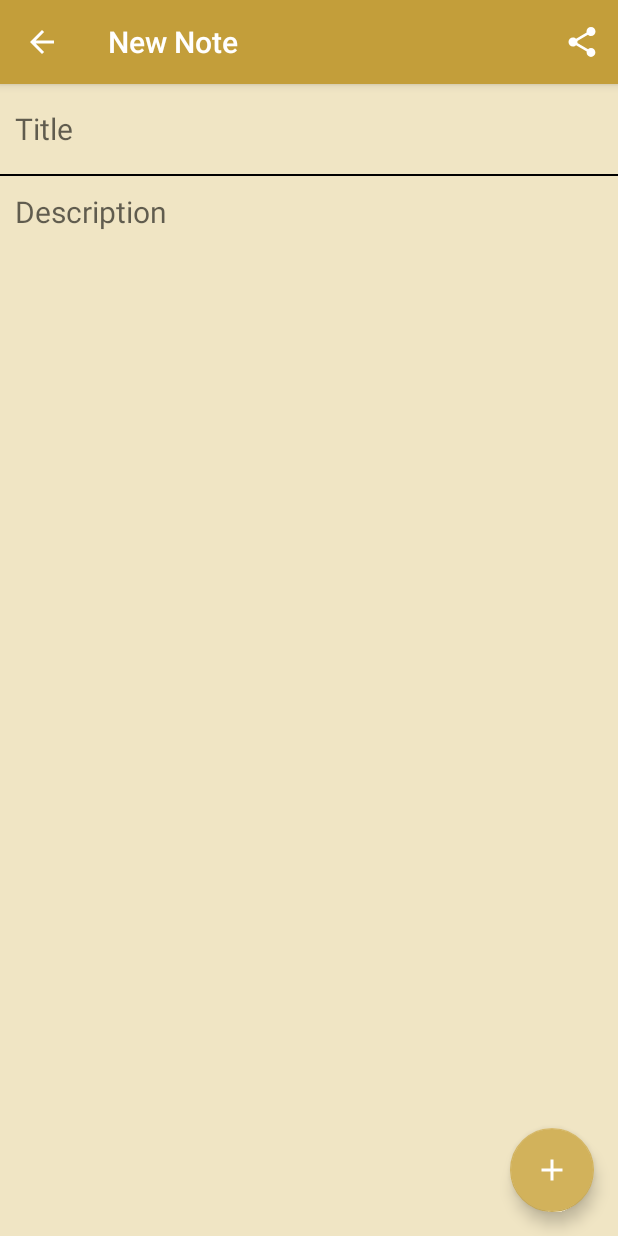
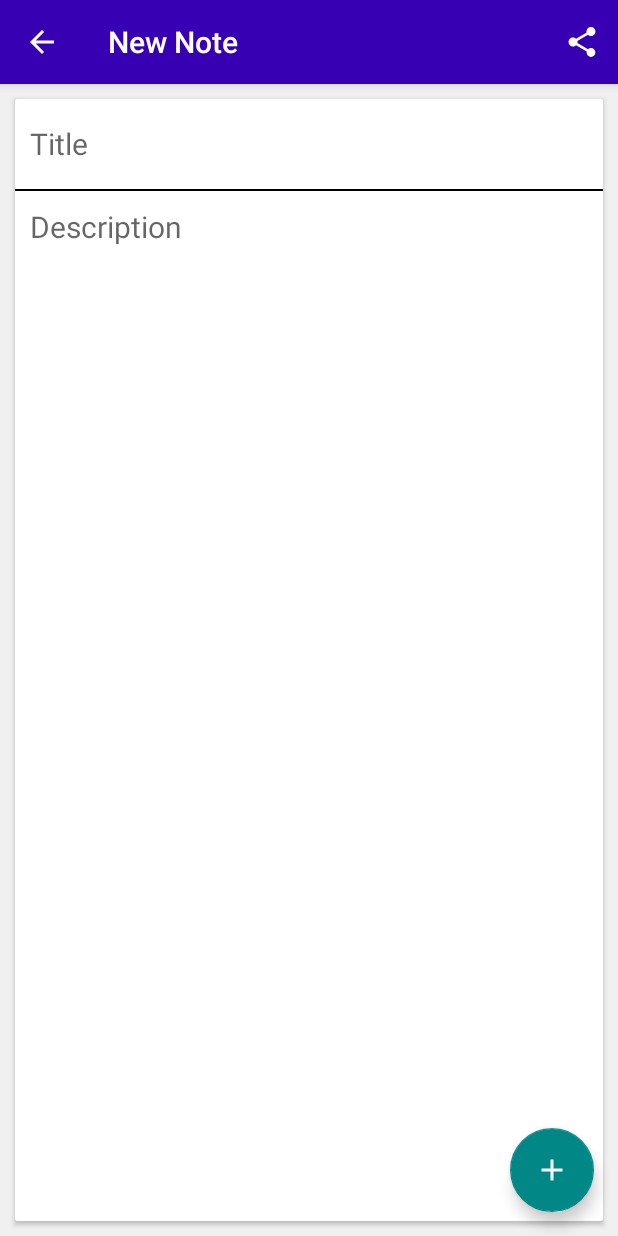
Before and after one commit to JamalAartsen/Notique, an Android app: the screen it shows after launch (AddNote), after a tap on an icon or button, on a phone screen of 412 x 824 dp. Run offline under Robolectric (Android 15) with nearby library versions, the phone set to English and light mode, and no system bars; our stand-ins replace Room's generated code; 2 other taps on this screen came first.

Commit message:
Undo functie toegevoegd. Delete single item functie toegevoegd. textview wanneer Recyclerview leeg is. Layout kleuren veranderd.

```diff
--- a/app/src/main/java/com/example/quicknote/AddNote.kt
+++ b/app/src/main/java/com/example/quicknote/AddNote.kt
@@ -24,7 +24,7 @@ class AddNote : AppCompatActivity() {
             supportActionBar?.setDisplayShowHomeEnabled(true)
         }
 
-        val currentDate: String = SimpleDateFormat("dd-MM-yyyy", Locale.getDefault()).format(Date())
+        val currentDate: String = SimpleDateFormat(getString(R.string.date_format), Locale.getDefault()).format(Date())
 
         fab.setOnClickListener {
             val note = Note(0, title_add_note.text.toString(), description_add_note.text.toString(), currentDate)
@@ -32,8 +32,7 @@ class AddNote : AppCompatActivity() {
                 putExtra(SEND_NOTE_DATA, note)
             }
 
-            Toast.makeText(this, "Note is added!", Toast.LENGTH_SHORT).show()
-
+            Toast.makeText(this, R.string.note_added, Toast.LENGTH_SHORT).show()
             setResult(Activity.RESULT_OK, intentSendData)
         }
     }
--- a/app/src/main/java/com/example/quicknote/MainActivity.kt
+++ b/app/src/main/java/com/example/quicknote/MainActivity.kt
@@ -2,23 +2,15 @@ package com.example.quicknote
 
 import android.app.Activity
 import android.app.AlertDialog
-import android.app.SearchManager
-import android.content.Context
 import android.content.Intent
 import android.os.Bundle
-import android.util.Log
-import android.view.GestureDetector
+import android.view.*
 import android.view.GestureDetector.SimpleOnGestureListener
-import android.view.Menu
-import android.view.MenuItem
-import android.view.MotionEvent
-import android.view.inputmethod.EditorInfo
 import android.widget.Toast
 import androidx.appcompat.app.AppCompatActivity
 import androidx.appcompat.widget.SearchView
 import androidx.lifecycle.Observer
 import androidx.lifecycle.ViewModelProvider
-import androidx.recyclerview.widget.ItemTouchHelper
 import androidx.recyclerview.widget.RecyclerView
 import androidx.recyclerview.widget.StaggeredGridLayoutManager
 import kotlinx.android.synthetic.main.activity_main.*
@@ -30,11 +22,9 @@ import kotlin.collections.ArrayList
 class MainActivity : AppCompatActivity(), RecyclerView.OnItemTouchListener {
 
     private var notes: MutableList<Note> = ArrayList()
-    var db = NoteRoomDatabase
     private var noteAdapter: NoteAdapter? = null
     private lateinit var noteViewModel: NoteViewModel
     private lateinit var gestureDetector: GestureDetector
-    private var modifyPosition = 0
     private lateinit var items: ArrayList<String>
 
     override fun onCreate(savedInstanceState: Bundle?) {
@@ -42,19 +32,34 @@ class MainActivity : AppCompatActivity(), RecyclerView.OnItemTouchListener {
         setContentView(R.layout.activity_main)
         setSupportActionBar(toolbar)
 
-        recyclerView.setHasFixedSize(true)
-        recyclerView.layoutManager =
-            StaggeredGridLayoutManager(1, StaggeredGridLayoutManager.VERTICAL)
-        recyclerView.adapter = NoteAdapter(notes, this, object : OnDeleteClickListener {
-            override fun onDeleteClick(position: Int) {
-                TODO("not implemented") //To change body of created functions use File | Settings | File Templates.
+
+        toolbar.setNavigationIcon(R.drawable.ic_clip)
+
+        recyclerView.apply {
+            setHasFixedSize(true)
+            layoutManager = StaggeredGridLayoutManager(2, StaggeredGridLayoutManager.VERTICAL)
+            adapter = NoteAdapter(notes, applicationContext, object : OnClickListener {
+                override fun onLongPressDelete(position: Int) {
+
+                }
+            }, object : InsertDeleteNote {
+                override fun insertDeletedNote(position: Int, note: Note) {
+
                 }
             })
+        }
 
         noteViewModel = ViewModelProvider(this).get(NoteViewModel::class.java)
         noteViewModel.allNotes.observe(this, Observer<MutableList<Note>> { notes ->
             this.notes = notes
             updateUI()
+            if (notes.isEmpty()) {
+                recyclerView.visibility = View.GONE
+                textView.visibility = View.VISIBLE
+            } else {
+                recyclerView.visibility = View.VISIBLE
+                textView.visibility = View.GONE
+            }
         })
 
         fab.setOnClickListener {
@@ -69,43 +74,20 @@ class MainActivity : AppCompatActivity(), RecyclerView.OnItemTouchListener {
         })
 
         recyclerView.addOnItemTouchListener(this)
-
-        val simpleItemTouchCallback: ItemTouchHelper.SimpleCallback = object :
-            ItemTouchHelper.SimpleCallback(0, ItemTouchHelper.LEFT or ItemTouchHelper.RIGHT) {
-            override fun onMove(
-                recyclerView: RecyclerView,
-                viewHolder: RecyclerView.ViewHolder,
-                target: RecyclerView.ViewHolder
-            ): Boolean {
-                return false
-            }
-
-            //Called when a user swipes left or right on a ViewHolder
-            override fun onSwiped(
-                viewHolder: RecyclerView.ViewHolder,
-                swipeDir: Int
-            ) { //Get the index corresponding to the selected position
-                val position = viewHolder.adapterPosition
-                noteViewModel.delete(notes[position])
-                notes.removeAt(position)
-                noteAdapter?.notifyItemRemoved(position)
-                updateUI()
-            }
-        }
-
-        val itemTouchHelper = ItemTouchHelper(simpleItemTouchCallback)
-        itemTouchHelper.attachToRecyclerView(recyclerView)
     }
 
     private fun updateUI() {
         if (noteAdapter == null) {
-            noteAdapter = NoteAdapter(notes, applicationContext, object : OnDeleteClickListener {
-                override fun onDeleteClick(position: Int) {
-                    Toast.makeText(applicationContext, "$position + Jamal", Toast.LENGTH_SHORT).show()
+            noteAdapter = NoteAdapter(notes, applicationContext, object : OnClickListener {
+                override fun onLongPressDelete(position: Int) {
                     noteViewModel.delete(notes[position])
                     notes.removeAt(position)
                     noteAdapter?.notifyItemRemoved(position)
-                    updateUI()
+
+                }
+            }, object : InsertDeleteNote {
+                override fun insertDeletedNote(position: Int, note: Note) {
+                    noteViewModel.insert(note)
                 }
             })
             recyclerView.adapter = noteAdapter
@@ -115,41 +97,33 @@ class MainActivity : AppCompatActivity(), RecyclerView.OnItemTouchListener {
     }
 
     override fun onCreateOptionsMenu(menu: Menu): Boolean {
-        // Inflate the menu; this adds items to the action bar if it is present.
         menuInflater.inflate(R.menu.menu_main, menu)
         menu.findItem(R.id.action_share).apply {
             isVisible = false // Hide item for this activity
         }
 
-        val manager = getSystemService(Context.SEARCH_SERVICE) as SearchManager
         val searchItem = menu.findItem(R.id.action_search)
+        if (searchItem != null) {
             val searchView = searchItem.actionView as SearchView
-
-        searchView.imeOptions = EditorInfo.IME_ACTION_DONE
-
-        searchView.setOnQueryTextListener(object :
-            SearchView.OnQueryTextListener {
-            override fun onQueryTextSubmit(query: String): Boolean {
+            searchView.setOnQueryTextListener(object : SearchView.OnQueryTextListener {
+                override fun onQueryTextSubmit(query: String?): Boolean {
                     return false
                 }
 
-            override fun onQueryTextChange(newText: String): Boolean {
+                override fun onQueryTextChange(newText: String?): Boolean {
+                    newText?.let { noteAdapter?.filter(it) }
                     return false
                 }
             })
+        }
 
         return true
     }
 
     override fun onOptionsItemSelected(item: MenuItem): Boolean {
-        if (item.itemId == R.id.action_delete_notes) {
-            popUpDialogDeleteAllNotes()
-            return true
-        }
-
-        if (item.itemId == R.id.action_filter_list) {
-            showFilterDialog()
-            return true
+        when(item.itemId) {
+            R.id.action_delete_notes -> popUpDialogDeleteAllNotes()
+            R.id.action_filter_list -> showFilterDialog()
         }
 
         return super.onOptionsItemSelected(item)
@@ -175,7 +149,7 @@ class MainActivity : AppCompatActivity(), RecyclerView.OnItemTouchListener {
     }
 
     override fun onTouchEvent(rv: RecyclerView, e: MotionEvent) {
-        TODO("not implemented") //To change body of created functions use File | Settings | File Templates.
+
     }
 
     override fun onInterceptTouchEvent(rv: RecyclerView, e: MotionEvent): Boolean {
@@ -184,9 +158,6 @@ class MainActivity : AppCompatActivity(), RecyclerView.OnItemTouchListener {
 
         if (child != null && gestureDetector.onTouchEvent(e)) {
             val intentEditNote = Intent(this, EditNote::class.java).apply {
-                if (noteAdapterPosition != null) {
-                    modifyPosition = noteAdapterPosition
-                }
                 putExtra(SEND_DATA_EDIT_NOTE, noteAdapterPosition?.let { notes[it] })
             }
             startActivityForResult(intentEditNote, EDIT_REQUEST_CODE)
@@ -196,29 +167,35 @@ class MainActivity : AppCompatActivity(), RecyclerView.OnItemTouchListener {
     }
 
     override fun onRequestDisallowInterceptTouchEvent(disallowIntercept: Boolean) {
-        TODO("not implemented") //To change body of created functions use File | Settings | File Templates.
+
     }
 
     private fun sortNotes(item: String) {
-        if (item == getString(R.string.ascending)) { notes.sortWith(Comparator { o1, o2 -> o1.titleNote.toString().compareTo(o2.titleNote.toString()) })
+        if (item == getString(R.string.ascending)) {
+            notes.sortWith(Comparator { o1, o2 -> o1.titleNote.toString().compareTo(o2.titleNote.toString()) })
             updateUI()
-        } else if (item == getString(R.string.descending)) { notes.sortWith(Comparator { o1, o2 -> o2.titleNote.toString().compareTo(o1.titleNote.toString()) })
+        } else if (item == getString(R.string.descending)) {
+            notes.sortWith(Comparator { o1, o2 -> o2.titleNote.toString().compareTo(o1.titleNote.toString()) })
             updateUI()
-        } else if (item == getString(R.string.date_newest)) { notes.sortWith(Comparator { o1, o2 ->  o1.dateNote.toString().compareTo(o2.dateNote.toString()) })
+        } else if (item == getString(R.string.date_newest)) {
+            notes.sortWith(Comparator { o1, o2 -> o1.dateNote.toString().compareTo(o2.dateNote.toString()) })
             updateUI()
-        } else { notes.sortWith(Comparator { o1, o2 ->  o2.dateNote.toString().compareTo(o1.dateNote.toString()) })
+        } else {
+            notes.sortWith(Comparator { o1, o2 -> o2.dateNote.toString().compareTo(o1.dateNote.toString()) })
             updateUI()
         }
     }
 
     private fun popUpDialogDeleteAllNotes() {
         val builder = AlertDialog.Builder(this).apply {
-            setMessage("Are you sure you want to delete all your notes?")
+            setMessage(R.string.delete_all_notes_message)
             setCancelable(true)
-            setPositiveButton("Yes") { dialog, id ->
+            setPositiveButton(R.string.yes) { dialog, id ->
                 noteViewModel.deleteAllNotes()
-                dialog.cancel() }
-            setNegativeButton("No") { dialog, id -> dialog.cancel() }
+                dialog.cancel()
+                Toast.makeText(applicationContext, R.string.delete_all_notes_message, Toast.LENGTH_SHORT).show()
+            }
+            setNegativeButton(R.string.no) { dialog, id -> dialog.cancel() }
         }
 
         builder.create().show()
@@ -226,10 +203,11 @@ class MainActivity : AppCompatActivity(), RecyclerView.OnItemTouchListener {
 
     private fun showFilterDialog() {
         val alertDialog = AlertDialog.Builder(this).apply {
-            setTitle("Sort By")
+            setTitle(R.string.sort_by)
             setIcon(R.drawable.ic_filter_list)
             setSingleChoiceItems(R.array.filter_notes, -1) { dialog, which ->
-                items = arrayListOf(getString(R.string.ascending), getString(R.string.descending), getString(R.string.date_newest), getString(R.string.date_oldest))
+                items = arrayListOf(getString(R.string.ascending), getString(R.string.descending),
+                    getString(R.string.date_newest), getString(R.string.date_oldest))
                 when (which) {
                     0 -> { sortNotes(items[which]) }
                     1 -> { sortNotes(items[which]) }
@@ -237,8 +215,8 @@ class MainActivity : AppCompatActivity(), RecyclerView.OnItemTouchListener {
                     3 -> { sortNotes(items[which]) }
                 }
             }
-            setPositiveButton("SORT") { dialog, _ -> dialog.cancel() }
-            setNegativeButton("CANCEL") { dialog, _ -> dialog.cancel() }
+            setPositiveButton(R.string.sort) { dialog, _ -> dialog.cancel() }
+            setNegativeButton(R.string.cancel) { dialog, _ -> dialog.cancel() }
         }
         alertDialog.create().show()
     }
--- a/app/src/main/java/com/example/quicknote/NoteDao.kt
+++ b/app/src/main/java/com/example/quicknote/NoteDao.kt
@@ -2,6 +2,7 @@ package com.example.quicknote
 
 import androidx.lifecycle.LiveData
 import androidx.room.*
+import com.example.quicknote.Note
 
 @Dao
 interface NoteDao {
--- a/app/src/main/java/com/example/quicknote/NoteRoomDatabase.kt
+++ b/app/src/main/java/com/example/quicknote/NoteRoomDatabase.kt
@@ -4,9 +4,6 @@ import android.content.Context
 import androidx.room.Database
 import androidx.room.Room
 import androidx.room.RoomDatabase
-import androidx.sqlite.db.SupportSQLiteDatabase
-import kotlinx.coroutines.CoroutineScope
-import kotlinx.coroutines.launch
 
 @Database(entities = [Note::class], version = 1)
 abstract class NoteRoomDatabase : RoomDatabase() {
@@ -18,7 +15,8 @@ abstract class NoteRoomDatabase : RoomDatabase() {
         private var INSTANCE: NoteRoomDatabase? = null
 
         fun getDatabase(context: Context): NoteRoomDatabase {
-            val tempInstance = INSTANCE
+            val tempInstance =
+                INSTANCE
             if (tempInstance != null) {
                 return tempInstance
             }
--- /dev/null
+++ b/app/src/main/res/drawable/ic_clip.xml
@@ -0,0 +1,45 @@
+<vector xmlns:android="http://schemas.android.com/apk/res/android"
+    android:width="20dp"
+    android:height="20dp"
+    android:viewportWidth="512"
+    android:viewportHeight="512">
+  <path
+      android:pathData="m99.258,104.688v62.547l36.117,-62.547zM99.258,104.688"
+      android:fillColor="#78b9eb"/>
+  <path
+      android:pathData="m99.258,471.086h153.277l-153.277,-88.461zM99.258,471.086"
+      android:fillColor="#78b9eb"/>
+  <path
+      android:pathData="m465.656,104.688h-114.891l114.891,66.301zM465.656,104.688"
+      android:fillColor="#78b9eb"/>
+  <path
+      android:pathData="m465.656,471.086v-205.621l-118.645,205.621zM465.656,471.086"
+      android:fillColor="#5aaae7"/>
+  <path
+      android:pathData="m167.738,422.145 l84.797,48.941 70.836,40.914 23.641,-40.914 78.863,-136.703c-66.555,69.648 -162.922,102.41 -258.137,87.762zM167.738,422.145"
+      android:fillColor="#ffcd00"/>
+  <path
+      android:pathData="m260.063,52.344h-0.008l57.297,33.09v-0.012zM260.063,52.344"
+      android:fillColor="#ffda44"/>
+  <path
+      android:pathData="m291.18,0c-24.078,0.027 -43.59,19.543 -43.617,43.621v1.508l8.723,5.035 3.777,2.18h4.945v-8.723c0,-14.457 11.719,-26.172 26.172,-26.172 14.453,0 26.172,11.715 26.172,26.172v87.238c0,14.453 -11.719,26.168 -26.172,26.168 -14.453,0 -26.172,-11.715 -26.172,-26.168v-52.344h-17.445v52.34c0,24.09 19.527,43.621 43.617,43.621 24.094,0 43.621,-19.531 43.621,-43.621v-87.234c-0.031,-24.078 -19.543,-43.594 -43.621,-43.621zM291.18,0"
+      android:fillColor="#a7a9ac"/>
+  <path
+      android:pathData="m501.074,191.488 l-35.418,-20.5 -114.891,-66.301 -15.965,-9.195v35.367c0,24.09 -19.531,43.617 -43.621,43.617 -24.09,0 -43.617,-19.527 -43.617,-43.617v-52.344h17.445v52.34c0,14.457 11.719,26.172 26.172,26.172 14.453,0 26.172,-11.719 26.172,-26.172v-45.422l-57.301,-33.09 -3.766,-2.184 -8.727,-5.031 -58.359,-33.703 -53.824,93.262 -36.117,62.547 -93.258,161.566 93.258,53.824 68.48,39.52c95.215,14.648 191.582,-18.113 258.137,-87.762l39.781,-68.918 29.836,-51.73 11.078,-19.105zM501.074,191.488"
+      android:fillColor="#ffda44"/>
+  <path
+      android:pathData="m256.285,50.16 l3.77,2.184h0.008zM256.285,50.16"
+      android:fillColor="#a7a9ac"/>
+  <path
+      android:pathData="m308.629,139.582h-8.723c-14.457,0 -26.172,-11.719 -26.172,-26.172v-17.449h17.445v17.449c0,4.82 3.906,8.723 8.727,8.723h8.723zM308.629,139.582"
+      android:fillColor="#a7a9ac"/>
+  <path
+      android:pathData="m192.648,199.801 l8.723,-15.109 135.988,78.516 -8.727,15.109zM192.648,199.801"
+      android:fillColor="#57a4ff"/>
+  <path
+      android:pathData="m166.473,247.465 l8.727,-15.109 135.984,78.516 -8.723,15.109zM166.473,247.465"
+      android:fillColor="#57a4ff"/>
+  <path
+      android:pathData="m140.301,295.133 l8.723,-15.109 135.988,78.516 -8.723,15.109zM140.301,295.133"
+      android:fillColor="#57a4ff"/>
+</vector>
--- a/app/src/main/res/layout/content_add_note.xml
+++ b/app/src/main/res/layout/content_add_note.xml
@@ -8,6 +8,11 @@
     app:layout_behavior="@string/appbar_scrolling_view_behavior"
     tools:context=".AddNote"
     tools:showIn="@layout/activity_add_note">
+
+    <androidx.cardview.widget.CardView
+        android:layout_margin="10dp"
+        android:layout_width="match_parent"
+        android:layout_height="match_parent">
 
         <LinearLayout
             android:layout_width="match_parent"
@@ -27,19 +32,18 @@
             <View
                 android:layout_width="match_parent"
                 android:layout_height="1dp"
-            android:background="@color/black"/>
+                android:background="@color/black" />
 
             <EditText
                 android:id="@+id/description_add_note"
                 android:layout_width="match_parent"
-            android:gravity="top"
                 android:layout_height="match_parent"
                 android:autofillHints="Title"
                 android:background="@color/background_cardview"
+                android:gravity="top"
                 android:hint="Description"
                 android:padding="10dp"
                 android:textSize="20sp" />
         </LinearLayout>
-
-
+    </androidx.cardview.widget.CardView>
 </RelativeLayout>
--- a/app/src/main/res/menu/menu_main.xml
+++ b/app/src/main/res/menu/menu_main.xml
@@ -5,26 +5,26 @@
 
     <item
         android:id="@+id/action_share"
-        android:title="share"
+        android:title="@string/share_note"
         android:icon="@drawable/ic_share"
         app:showAsAction="ifRoom" />
 
     <item
         android:id="@+id/action_search"
-        android:title="search"
+        android:title="@string/search_note"
         android:icon="@drawable/ic_search"
         app:showAsAction="ifRoom|collapseActionView"
         app:actionViewClass="androidx.appcompat.widget.SearchView"/>
 
     <item
         android:id="@+id/action_delete_notes"
-        android:title="delete"
+        android:title="@string/delete_notes"
         android:icon="@drawable/ic_delete"
         app:showAsAction="ifRoom" />
 
     <item
         android:id="@+id/action_filter_list"
-        android:title="filter"
+        android:title="@string/filter_notes"
         android:icon="@drawable/ic_filter_list"
         app:showAsAction="ifRoom" />
 
--- a/app/src/main/res/values/colors.xml
+++ b/app/src/main/res/values/colors.xml
@@ -1,10 +1,10 @@
 <?xml version="1.0" encoding="utf-8"?>
 <resources>
-    <color name="colorPrimary">#C39E3A</color>
-    <color name="colorPrimaryDark">#C39E3A</color>
-    <color name="colorAccent">#D2B25B</color>
-    <color name="backGroundColorActivity">#EAD8A1</color>
-    <color name="background_cardview">#F0E5C4</color>
+    <color name="colorPrimary">#3700B3</color>
+    <color name="colorPrimaryDark">#3700B3</color>
+    <color name="colorAccent">#018786</color>
+    <color name="backGroundColorActivity">#F0F0F0</color>
+    <color name="background_cardview">#FFFFFF</color>
     <color name="black">#000000</color>
     <color name="white">#FFFFFF</color>
 </resources>
--- a/app/src/main/res/values/strings.xml
+++ b/app/src/main/res/values/strings.xml
@@ -8,6 +8,25 @@
     <string name="descending">Descending</string>
     <string name="date_newest">DateNewest</string>
     <string name="date_oldest">DateOldest</string>
+    <string name="date">date</string>
+    <string name="title">Title</string>
+    <string name="dot">dot</string>
+    <string name="noteimage">noteImage</string>
+    <string name="note_added">Note is added!</string>
+    <string name="date_format">dd-MM-yyyy</string>
+    <string name="note_edited">Note is edited!</string>
+    <string name="delete_all_notes_message">Are you sure you want to delete all your notes?</string>
+    <string name="yes">Yes</string>
+    <string name="no">No</string>
+    <string name="sort_by">Sort By</string>
+    <string name="sort">SORT</string>
+    <string name="cancel">CANCEL</string>
+    <string name="Note_deleted">Note Deleted</string>
+    <string name="all_notes_deleted">All Notes have been deleted</string>
+    <string name="share_note">Share Note</string>
+    <string name="search_note">Search Note</string>
+    <string name="delete_notes">Delete Notes</string>
+    <string name="filter_notes">Filter Notes</string>
 
     <string-array name="filter_notes">
         <item>Title: A-Z</item>
```
Also changed, not shown: app/src/main/java/com/example/quicknote/EditNote.kt (+2 -7 lines), app/src/main/java/com/example/quicknote/NoteAdapter.kt (+49 -12 lines), app/src/main/res/drawable/ic_pencil.xml (added, +90 -0 lines), app/src/main/res/layout/content_edit_note.xml (+8 -2 lines), app/src/main/res/layout/content_main.xml (+10 -0 lines), app/src/main/res/layout/notes_row.xml (+14 -15 lines). Lines whose indentation alone changed are shown as unchanged.
